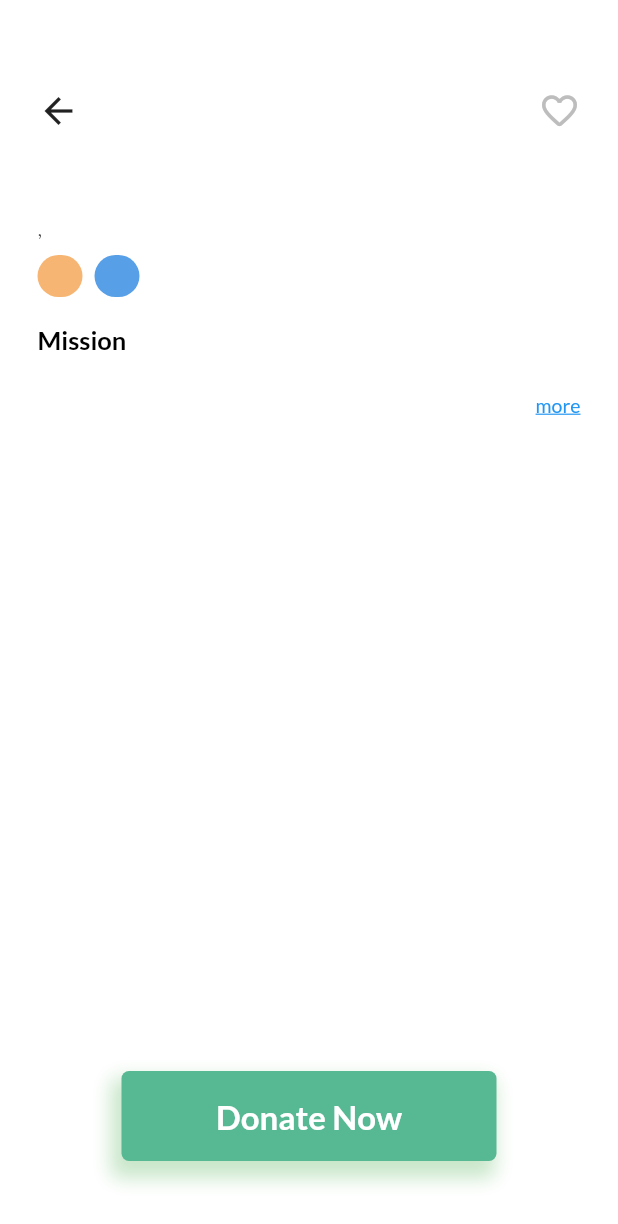
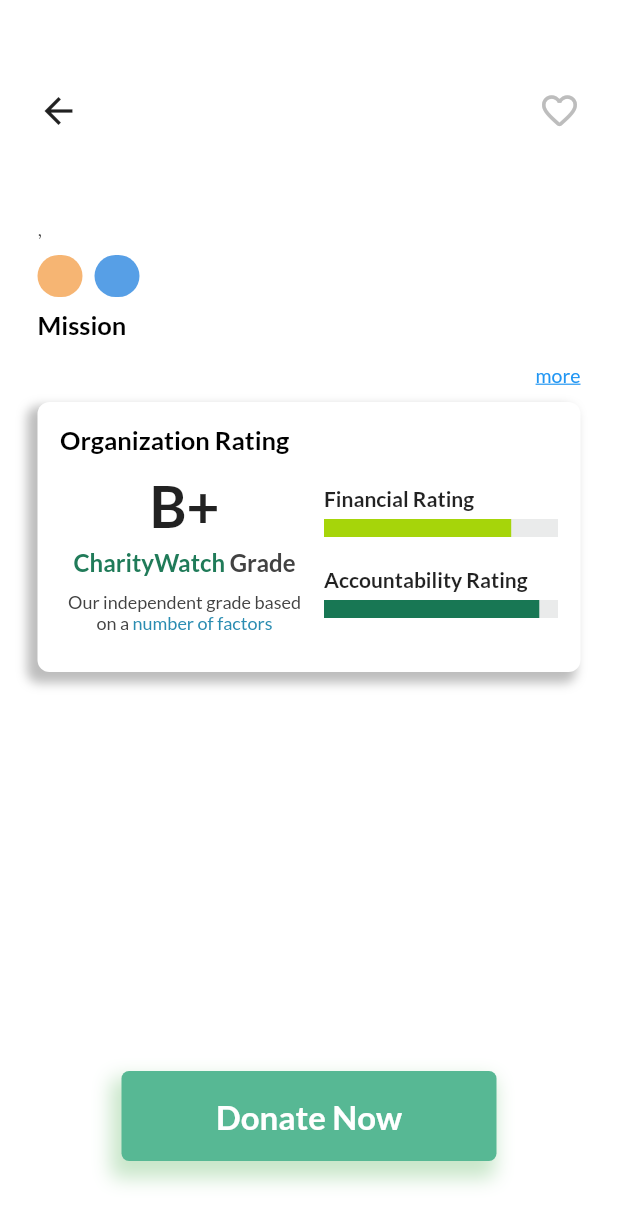
Before and after one commit to luggy-wuggy/flutter_charity_app, a Flutter app: the CharityPage screen opened directly with empty values, on a phone screen of 412 x 824 dp. Shown: the top 1224 px of the screen. Run offline on Flutter 3.47's test engine with Material 2 defaults, Android fonts, the phone set to English and light mode, and no system bars; our stand-ins replace cloud_firestore, firebase_auth, firebase_core, flutter_svg, get, google_fonts and 2 more; accounts and stored records are empty; network calls fail.

Commit message:
charity page, rating card ui

```diff
--- a/charity/lib/pages/charity_page.dart
+++ b/charity/lib/pages/charity_page.dart
@@ -3,6 +3,7 @@ import 'package:charity/widgets/details_widgets/category_list_pills.dart';
 import 'package:charity/widgets/details_widgets/charity_mission.dart';
 import 'package:charity/widgets/details_widgets/charity_title.dart';
 import 'package:charity/widgets/details_widgets/details_header.dart';
+import 'package:charity/widgets/details_widgets/rating_card.dart';
 import 'package:flutter/material.dart';
 import 'package:google_fonts/google_fonts.dart';
 
@@ -28,28 +29,14 @@ class CharityPage extends StatelessWidget {
                 DetailsHeader(charity: charity),
                 const SizedBox(height: 20),
                 CharityTitle(charity: charity),
-                const SizedBox(
-                  height: 10,
+                const SizedBox(height: 10),
+                CategoryListPills(
+                  category: charity.category!.categoryName!,
+                  cause: charity.cause!.causeName!,
                 ),
-                CategoryListPills(
-                    category: charity.category!.categoryName!,
-                    cause: charity.cause!.causeName!),
-                const SizedBox(
-                  height: 10,
-                ),
-                CharityMission(mission: charity.mission!)
-                // Padding(
-                //   padding: const EdgeInsets.symmetric(horizontal: 25),
-                //   child: Text(
-                //     "${charity.mission}",
-                //     style: GoogleFonts.lora(
-                //       textStyle: TextStyle(
-                //         color: Colors.grey[800],
-                //         fontSize: 13,
-                //       ),
-                //     ),
-                //   ),
-                // ),
+                CharityMission(mission: charity.mission!),
+                const SizedBox(height: 10),
+                RatingCard()
               ],
             ),
             Align(
--- a/charity/lib/widgets/details_widgets/charity_mission.dart
+++ b/charity/lib/widgets/details_widgets/charity_mission.dart
@@ -49,7 +49,7 @@ class _CharityMissionState extends State<CharityMission> {
               child: Text(widget.mission, overflow: TextOverflow.clip),
             ),
           ),
-          const SizedBox(height: 10),
+          //
           Row(
             crossAxisAlignment: CrossAxisAlignment.center,
             children: [
@@ -59,6 +59,7 @@ class _CharityMissionState extends State<CharityMission> {
                 opacity: widget.isExpanded ? 1 : 0,
                 child: AnimatedContainer(
                   duration: const Duration(milliseconds: 400),
+                  margin: EdgeInsets.only(top: 10),
                   curve: Curves.easeInOutSine,
                   padding: EdgeInsets.symmetric(
                     horizontal: widget.isExpanded ? 8 : 0,
--- /dev/null
+++ b/charity/lib/widgets/details_widgets/rating_card.dart
@@ -0,0 +1,147 @@
+import 'package:flutter/material.dart';
+import 'package:flutter/widgets.dart';
+import 'package:google_fonts/google_fonts.dart';
+
+class RatingCard extends StatelessWidget {
+  const RatingCard({Key? key}) : super(key: key);
+
+  @override
+  Widget build(BuildContext context) {
+    return Container(
+      height: 180,
+      margin: const EdgeInsets.symmetric(horizontal: 25.0),
+      padding: const EdgeInsets.symmetric(horizontal: 15, vertical: 15),
+      decoration: const BoxDecoration(
+        shape: BoxShape.rectangle,
+        borderRadius: BorderRadius.all(
+          Radius.circular(8),
+        ),
+        color: Colors.white,
+        boxShadow: [
+          BoxShadow(
+            color: Color(0xFFBDBDBD),
+            blurRadius: 5,
+            offset: Offset(-5, 5),
+            spreadRadius: 1.7,
+          )
+        ],
+      ),
+      child: Column(
+        crossAxisAlignment: CrossAxisAlignment.start,
+        children: [
+          Text(
+            'Organization Rating',
+            style: GoogleFonts.lato(
+              textStyle: const TextStyle(
+                fontWeight: FontWeight.bold,
+                color: Colors.black,
+                fontSize: 17,
+              ),
+            ),
+          ),
+          Expanded(
+            child: Row(
+              children: [
+                Expanded(
+                  child: Column(
+                    crossAxisAlignment: CrossAxisAlignment.center,
+                    mainAxisAlignment: MainAxisAlignment.center,
+                    children: [
+                      Text(
+                        'B+',
+                        style: GoogleFonts.lato(
+                          fontSize: 38,
+                          fontWeight: FontWeight.bold,
+                        ),
+                      ),
+                      SizedBox(height: 5),
+                      RichText(
+                        text: TextSpan(
+                          text: "CharityWatch ",
+                          style: GoogleFonts.lato(
+                            fontSize: 16,
+                            fontWeight: FontWeight.bold,
+                            color: Color(0xFF207B59),
+                          ),
+                          children: <TextSpan>[
+                            TextSpan(
+                              text: 'Grade',
+                              style: GoogleFonts.lato(
+                                color: Color(0xFF424242),
+                                fontWeight: FontWeight.w600,
+                              ),
+                            ),
+                          ],
+                        ),
+                      ),
+                      SizedBox(height: 10),
+                      RichText(
+                        textAlign: TextAlign.center,
+                        text: TextSpan(
+                          text: "Our independent grade based on a",
+                          style: GoogleFonts.lato(
+                            fontSize: 12,
+                            fontWeight: FontWeight.normal,
+                            color: Color(0xFF424242),
+                          ),
+                          children: <TextSpan>[
+                            TextSpan(
+                              text: ' number of factors',
+                              style: GoogleFonts.lato(
+                                color: Color(0xFF2A8CB1),
+                              ),
+                            ),
+                          ],
+                        ),
+                      ),
+                    ],
+                  ),
+                ),
+                Expanded(
+                  child: Padding(
+                    padding: EdgeInsets.only(left: 10),
+                    child: Column(
+                      crossAxisAlignment: CrossAxisAlignment.start,
+                      mainAxisAlignment: MainAxisAlignment.center,
+                      children: [
+                        Text(
+                          'Financial Rating',
+                          style: GoogleFonts.lato(
+                            fontSize: 14,
+                            fontWeight: FontWeight.bold,
+                          ),
+                        ),
+                        const SizedBox(height: 5),
+                        const LinearProgressIndicator(
+                          minHeight: 12,
+                          value: 0.8,
+                          backgroundColor: Color(0xFFEAEBEB),
+                          color: Color(0xFFA6D50A),
+                        ),
+                        SizedBox(height: 20),
+                        Text(
+                          'Accountability Rating',
+                          style: GoogleFonts.lato(
+                            fontSize: 14,
+                            fontWeight: FontWeight.bold,
+                          ),
+                        ),
+                        const SizedBox(height: 5),
+                        const LinearProgressIndicator(
+                          minHeight: 12,
+                          value: 0.92,
+                          backgroundColor: Color(0xFFEAEBEB),
+                          color: Color(0xFF187754),
+                        ),
+                      ],
+                    ),
+                  ),
+                )
+              ],
+            ),
+          )
+        ],
+      ),
+    );
+  }
+}
```
